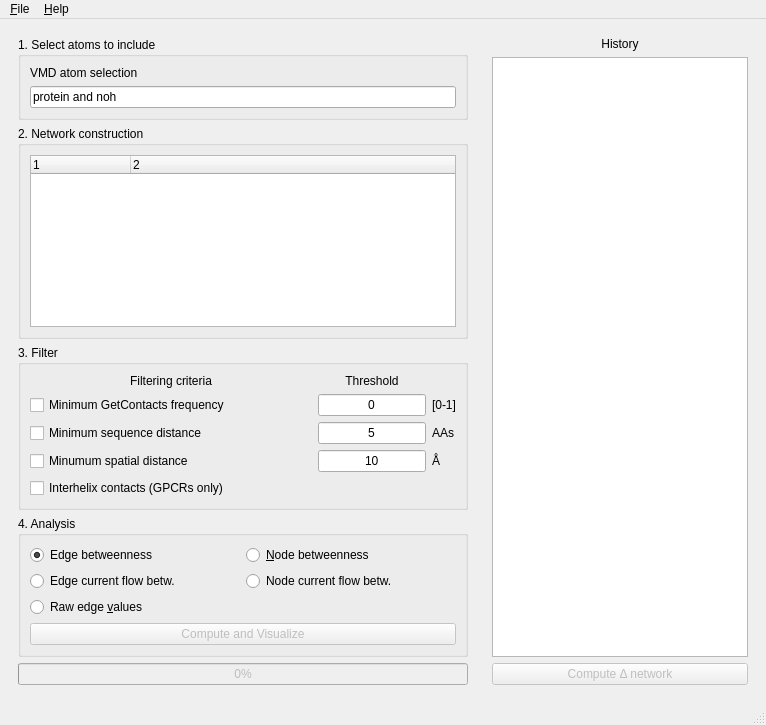
Before: the Qt Designer form gui/alloviz_mainwindow.ui in frannerin/AlloViz, drawn with Qt 5.
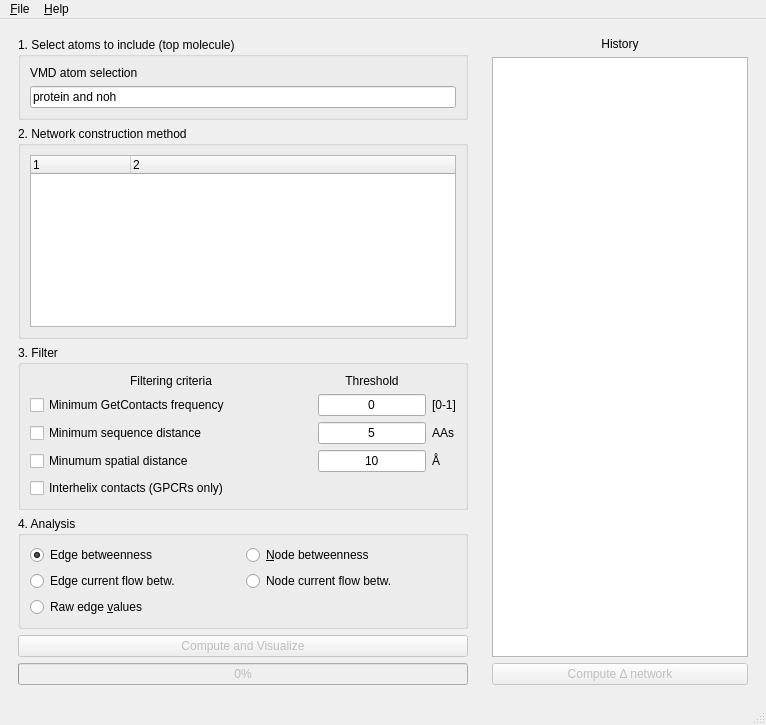
After: the same form once the commit is applied.

```diff
--- a/gui/alloviz_mainwindow.ui
+++ b/gui/alloviz_mainwindow.ui
@@ -36,7 +36,7 @@
           </sizepolicy>
          </property>
          <property name="title">
-          <string>1. Select atoms to include</string>
+          <string>1. Select atoms to include (top molecule)</string>
          </property>
          <layout class="QVBoxLayout" name="verticalLayout_8">
           <item>
@@ -74,7 +74,7 @@
           <bool>true</bool>
          </property>
          <property name="title">
-          <string>2. Network construction</string>
+          <string>2. Network construction method</string>
          </property>
          <layout class="QVBoxLayout" name="verticalLayout_4">
           <item>
@@ -235,16 +235,6 @@
             </property>
            </widget>
           </item>
-          <item row="5" column="0" colspan="2">
-           <widget class="QPushButton" name="runButton">
-            <property name="enabled">
-             <bool>false</bool>
-            </property>
-            <property name="text">
-             <string>Compute and Visualize</string>
-            </property>
-           </widget>
-          </item>
           <item row="3" column="0">
            <widget class="QRadioButton" name="anEdgeCurrentCheck">
             <property name="text">
@@ -262,6 +252,16 @@
          </layout>
         </widget>
        </item>
+       <item>
+        <widget class="QPushButton" name="runButton">
+         <property name="enabled">
+          <bool>false</bool>
+         </property>
+         <property name="text">
+          <string>Compute and Visualize</string>
+         </property>
+        </widget>
+       </item>
        <item>
         <widget class="QProgressBar" name="progressBar">
          <property name="enabled">
```
Left out of the diff: 9 changed lines with no effect on the pictures.
